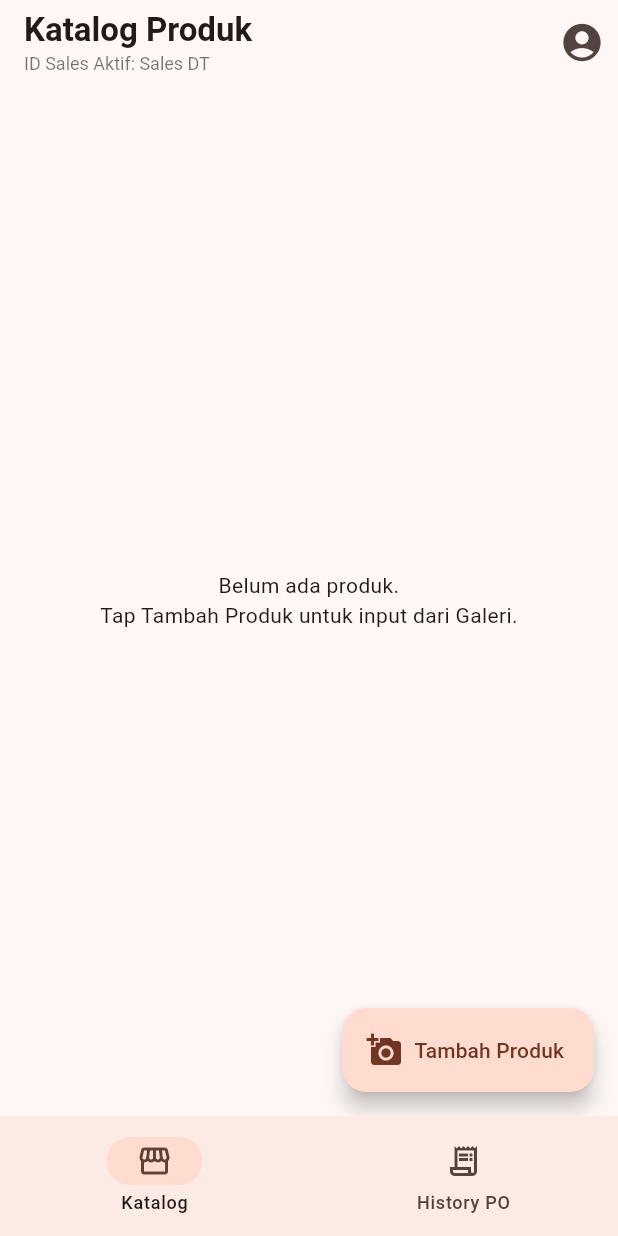
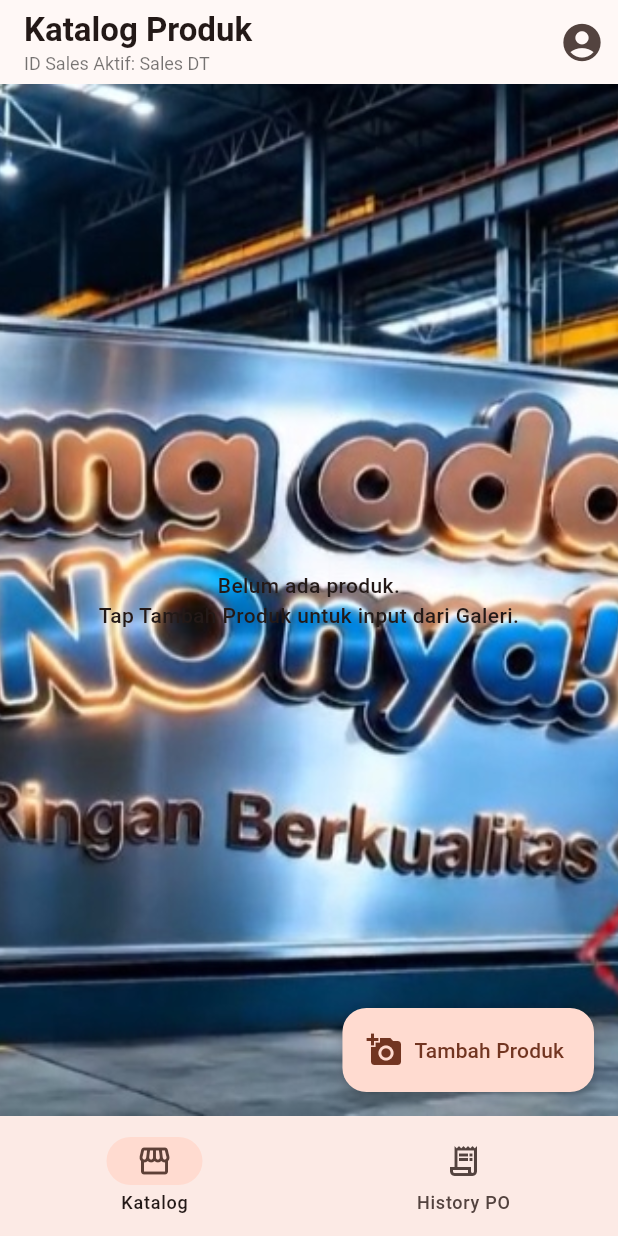
Before and after one commit to afakhor/katalogdt-frontendonly, a Flutter app: the screen it shows after launch, on a phone screen of 412 x 824 dp. Run offline on Flutter 3.47's test engine with Material 3 defaults, Android fonts, the phone set to English and light mode, and no system bars; our stand-ins replace image_picker, sqflite; accounts and stored records are empty.

Commit message:
Update main.dart

```diff
--- a/lib/main.dart
+++ b/lib/main.dart
@@ -237,7 +237,7 @@ class _HomeShellState extends State<HomeShell> {
   }
 }
 
-// --- HALAMAN 1: KATALOG ---
+// --- HALAMAN 1: KATALOG (Dengan Fitur Scrollview & Background Conditional) ---
 class CatalogPage extends StatefulWidget { const CatalogPage({super.key}); @override State<CatalogPage> createState()=>_CatalogPageState();}
 class _CatalogPageState extends State<CatalogPage> {
   List<KatalogProduct> products = [];
@@ -292,12 +292,43 @@ class _CatalogPageState extends State<CatalogPage> {
         label: const Text('Tambah Produk'),
       ),
       body: products.isEmpty
-       ? const Center(child: Text('Belum ada produk.\nTap Tambah Produk untuk input dari Galeri.', textAlign: TextAlign.center))
-        : ListView.builder(
+       ? Container(
+            width: double.infinity,
+            height: double.infinity,
+            decoration: const BoxDecoration(
+              image: DecorationImage(
+                image: AssetImage('assets/images/bgdt.png'),
+                fit: BoxFit.cover,
+              ),
+            ),
+            child: const Center(
+              child: Text(
+                'Belum ada produk.\nTap Tambah Produk untuk input dari Galeri.',
+                textAlign: TextAlign.center,
+                style: TextStyle(fontWeight: FontWeight.w500)
+              ),
+            ),
+          )
+        : SingleChildScrollView(
+            child: Stack(
+              children: [
+                // Background Image yang tingginya semenghabis layar awal, ikut scroll ke atas sampai hilang ke appbar
+                Container(
+                  height: MediaQuery.of(context).size.height,
+                  width: double.infinity,
+                  decoration: const BoxDecoration(
+                    image: DecorationImage(
+                      image: AssetImage('assets/images/bgdt.png'),
+                      fit: BoxFit.cover,
+                      alignment: Alignment.topCenter,
+                    ),
+                  ),
+                ),
+                // Daftar List Kartu Produk di atas Background Image
+                Padding(
                   padding: const EdgeInsets.all(16),
-            itemCount: products.length,
-            itemBuilder: (context, i){
-              final p = products[i];
+                  child: Column(
+                    children: products.map((p) {
                       Widget imageWidget;
                       if(p.imagePath!= null && File(p.imagePath!).existsSync()){
                         imageWidget = Image.file(File(p.imagePath!), fit: BoxFit.cover, width: double.infinity);
@@ -329,7 +360,12 @@ class _CatalogPageState extends State<CatalogPage> {
                           )
                         ]),
                       );
-            }),
+                    }).toList(),
+                  ),
+                ),
+              ],
+            ),
+          ),
     );
   }
 }
@@ -551,7 +587,7 @@ class _POFormPageState extends State<POFormPage> {
 class HistoryPage extends StatefulWidget { const HistoryPage({super.key}); @override State<HistoryPage> createState()=>_HistoryPageState();}
 class _HistoryPageState extends State<HistoryPage> {
   List<POHistory> history = []; bool loading = true;
-  @override void initState() { super.initState(); loadHistory(); } // PERBAIKAN: Typo kurung tutup dibersihkan di sini
+  @override void initState() { super.initState(); loadHistory(); }
 
   Future<void> loadHistory() async {
     if(!mounted) return;
@@ -586,23 +622,32 @@ class _HistoryPageState extends State<HistoryPage> {
                     child: Stack(
                       children: [
                         Positioned(
-                          right: 15,
-                          top: 10,
-                          child: GestureDetector(
-                            onTap: () => editPO(po),
+                          right: 60,
+                          top: 14,
                           child: Opacity(
-                              opacity: 0.12,
+                            opacity: 0.08,
                             child: Container(
                               padding: const EdgeInsets.all(4),
                               decoration: BoxDecoration(border: Border.all(color: Colors.black, width: 2), borderRadius: BorderRadius.circular(4)),
-                                child: Text(po.salesId, style: const TextStyle(fontSize: 22, fontWeight: FontWeight.w900, color: Colors.black)),
-                              ),
+                              child: Text(po.salesId, style: const TextStyle(fontSize: 14, fontWeight: FontWeight.w900, color: Colors.black)),
                             ),
                           ),
                         ),
                         ExpansionTile(
-                          title: Text(po.namaToko, style: const TextStyle(fontWeight: FontWeight.w600)),
-                          subtitle: Text('${po.items.length} item - Klik watermark "${po.salesId}" untuk Edit', style: const TextStyle(fontSize: 11, color: Colors.black54)),
+                          title: Row(
+                            children: [
+                              Expanded(
+                                child: Text(po.namaToko, style: const TextStyle(fontWeight: FontWeight.w600)),
+                              ),
+                              IconButton(
+                                icon: const Icon(Icons.edit_note, color: Colors.blue, size: 24),
+                                tooltip: 'Edit PO ini',
+                                visualDensity: VisualDensity.compact,
+                                onPressed: () => editPO(po),
+                              ),
+                            ],
+                          ),
+                          subtitle: Text('${po.items.length} item - Sales: ${po.salesId}', style: const TextStyle(fontSize: 11, color: Colors.black54)),
                           trailing: Text(formatRp.format(po.totalSemua), style: const TextStyle(fontWeight: FontWeight.w700, color: Color(0xFFE05A2C))),
                           children: po.items.map((it)=>ListTile(
                             dense: true,
```
Lines whose indentation alone changed are shown as unchanged.
